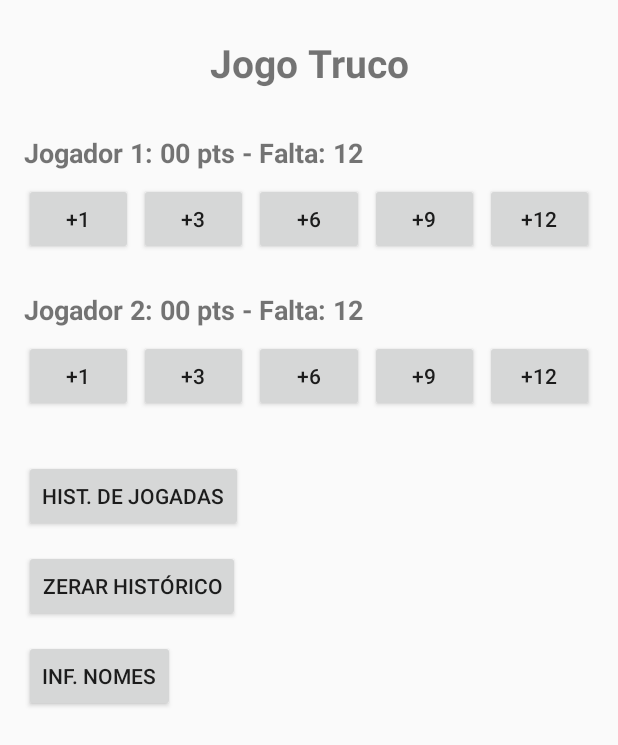
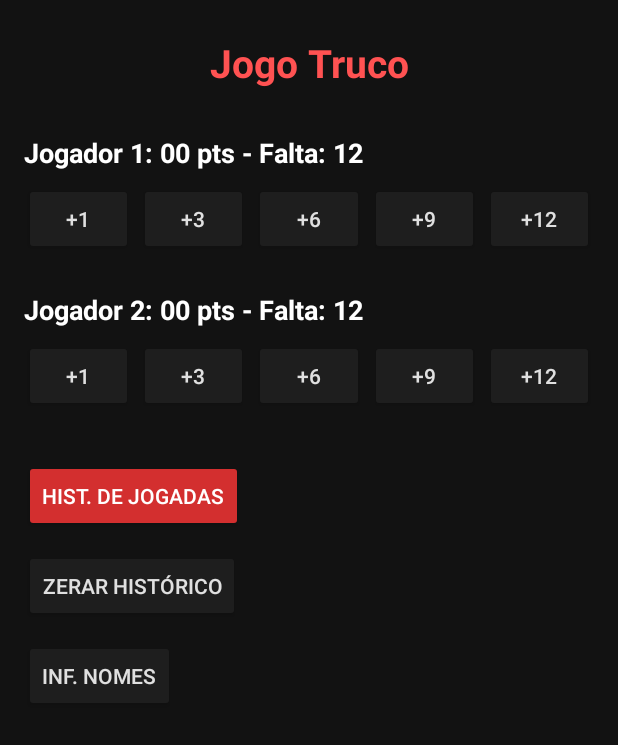
Before and after one commit to maike-rony/trabalhoandroid-truco, an Android app built with Jetpack Compose: the TelaInicialJogo screen opened directly, with no data from a screen before it, on a phone screen of 412 x 824 dp. Shown: the top 745 px of the screen. Run offline under Robolectric (Android 15) with nearby library versions, the phone set to English and light mode, and no system bars.

Commit message:
feat: icones e temas pro projeto

```diff
--- a/app/src/main/res/layout/activity_tela_inicial_jogo.xml
+++ b/app/src/main/res/layout/activity_tela_inicial_jogo.xml
@@ -4,6 +4,7 @@
     xmlns:tools="http://schemas.android.com/tools"
     android:layout_width="match_parent"
     android:layout_height="match_parent"
+    android:background="@color/truco_fundo_escuro"
     android:fillViewport="true"
     tools:context=".TelaInicialJogo">
 
@@ -19,6 +20,7 @@
             android:layout_marginTop="8dp"
             android:gravity="center"
             android:text="@string/titulo_jogo_truco"
+            android:textColor="@color/truco_vermelho_claro"
             android:textSize="26sp"
             android:textStyle="bold"
             app:layout_constraintEnd_toEndOf="parent"
@@ -30,6 +32,7 @@
             android:layout_width="wrap_content"
             android:layout_height="wrap_content"
             android:layout_marginTop="30dp"
+            android:textColor="@color/white"
             android:textSize="18sp"
             android:textStyle="bold"
             app:layout_constraintStart_toStartOf="parent"
@@ -42,7 +45,9 @@
             android:layout_height="wrap_content"
             android:layout_marginTop="8dp"
             android:layout_marginEnd="4dp"
+            android:backgroundTint="@color/truco_superficie_cinza"
             android:text="@string/btn_mais_1"
+            android:textColor="@color/truco_cinza_claro"
             app:layout_constraintEnd_toStartOf="@+id/botaoJ1Mais3"
             app:layout_constraintHorizontal_chainStyle="spread"
             app:layout_constraintStart_toStartOf="parent"
@@ -53,7 +58,9 @@
             android:layout_width="0dp"
             android:layout_height="wrap_content"
             android:layout_marginEnd="4dp"
+            android:backgroundTint="@color/truco_superficie_cinza"
             android:text="@string/btn_mais_3"
+            android:textColor="@color/truco_cinza_claro"
             app:layout_constraintEnd_toStartOf="@+id/botaoJ1Mais6"
             app:layout_constraintStart_toEndOf="@id/botaoJ1Mais1"
             app:layout_constraintTop_toTopOf="@id/botaoJ1Mais1" />
@@ -63,7 +70,9 @@
             android:layout_width="0dp"
             android:layout_height="wrap_content"
             android:layout_marginEnd="4dp"
+            android:backgroundTint="@color/truco_superficie_cinza"
             android:text="@string/btn_mais_6"
+            android:textColor="@color/truco_cinza_claro"
             app:layout_constraintEnd_toStartOf="@+id/botaoJ1Mais9"
             app:layout_constraintStart_toEndOf="@id/botaoJ1Mais3"
             app:layout_constraintTop_toTopOf="@id/botaoJ1Mais1" />
@@ -73,7 +82,9 @@
             android:layout_width="0dp"
             android:layout_height="wrap_content"
             android:layout_marginEnd="4dp"
+            android:backgroundTint="@color/truco_superficie_cinza"
             android:text="@string/btn_mais_9"
+            android:textColor="@color/truco_cinza_claro"
             app:layout_constraintEnd_toStartOf="@+id/botaoJ1Mais12"
             app:layout_constraintStart_toEndOf="@id/botaoJ1Mais6"
             app:layout_constraintTop_toTopOf="@id/botaoJ1Mais1" />
@@ -82,7 +93,9 @@
             android:id="@+id/botaoJ1Mais12"
             android:layout_width="0dp"
             android:layout_height="wrap_content"
+            android:backgroundTint="@color/truco_superficie_cinza"
             android:text="@string/btn_mais_12"
+            android:textColor="@color/truco_cinza_claro"
             app:layout_constraintEnd_toEndOf="parent"
             app:layout_constraintStart_toEndOf="@id/botaoJ1Mais9"
             app:layout_constraintTop_toTopOf="@id/botaoJ1Mais1" />
@@ -92,6 +105,7 @@
             android:layout_width="wrap_content"
             android:layout_height="wrap_content"
             android:layout_marginTop="24dp"
+            android:textColor="@color/white"
             android:textSize="18sp"
             android:textStyle="bold"
             app:layout_constraintStart_toStartOf="parent"
@@ -104,7 +118,9 @@
             android:layout_height="wrap_content"
             android:layout_marginTop="8dp"
             android:layout_marginEnd="4dp"
+            android:backgroundTint="@color/truco_superficie_cinza"
             android:text="@string/btn_mais_1"
+            android:textColor="@color/truco_cinza_claro"
             app:layout_constraintEnd_toStartOf="@+id/botaoJ2Mais3"
             app:layout_constraintHorizontal_chainStyle="spread"
             app:layout_constraintStart_toStartOf="parent"
@@ -115,7 +131,9 @@
             android:layout_width="0dp"
             android:layout_height="wrap_content"
             android:layout_marginEnd="4dp"
+            android:backgroundTint="@color/truco_superficie_cinza"
             android:text="@string/btn_mais_3"
+            android:textColor="@color/truco_cinza_claro"
             app:layout_constraintEnd_toStartOf="@+id/botaoJ2Mais6"
             app:layout_constraintStart_toEndOf="@id/botaoJ2Mais1"
             app:layout_constraintTop_toTopOf="@id/botaoJ2Mais1" />
@@ -125,7 +143,9 @@
             android:layout_width="0dp"
             android:layout_height="wrap_content"
             android:layout_marginEnd="4dp"
+            android:backgroundTint="@color/truco_superficie_cinza"
             android:text="@string/btn_mais_6"
+            android:textColor="@color/truco_cinza_claro"
             app:layout_constraintEnd_toStartOf="@+id/botaoJ2Mais9"
             app:layout_constraintStart_toEndOf="@id/botaoJ2Mais3"
             app:layout_constraintTop_toTopOf="@id/botaoJ2Mais1" />
@@ -135,7 +155,9 @@
             android:layout_width="0dp"
             android:layout_height="wrap_content"
             android:layout_marginEnd="4dp"
+            android:backgroundTint="@color/truco_superficie_cinza"
             android:text="@string/btn_mais_9"
+            android:textColor="@color/truco_cinza_claro"
             app:layout_constraintEnd_toStartOf="@+id/botaoJ2Mais12"
             app:layout_constraintStart_toEndOf="@id/botaoJ2Mais6"
             app:layout_constraintTop_toTopOf="@id/botaoJ2Mais1" />
@@ -144,7 +166,9 @@
             android:id="@+id/botaoJ2Mais12"
             android:layout_width="0dp"
             android:layout_height="wrap_content"
+            android:backgroundTint="@color/truco_superficie_cinza"
             android:text="@string/btn_mais_12"
+            android:textColor="@color/truco_cinza_claro"
             app:layout_constraintEnd_toEndOf="parent"
             app:layout_constraintStart_toEndOf="@id/botaoJ2Mais9"
             app:layout_constraintTop_toTopOf="@id/botaoJ2Mais1" />
@@ -154,7 +178,9 @@
             android:layout_width="wrap_content"
             android:layout_height="wrap_content"
             android:layout_marginTop="32dp"
+            android:backgroundTint="@color/truco_vermelho"
             android:text="@string/btn_hist_jogadas"
+            android:textColor="@color/white"
             app:layout_constraintStart_toStartOf="parent"
             app:layout_constraintTop_toBottomOf="@id/botaoJ2Mais1" />
 
@@ -163,7 +189,9 @@
             android:layout_width="wrap_content"
             android:layout_height="wrap_content"
             android:layout_marginTop="12dp"
+            android:backgroundTint="@color/truco_superficie_cinza"
             android:text="@string/btn_zerar_historico"
+            android:textColor="@color/truco_cinza_claro"
             app:layout_constraintStart_toStartOf="parent"
             app:layout_constraintTop_toBottomOf="@id/botaoHistoricoJogadas" />
 
@@ -172,7 +200,9 @@
             android:layout_width="wrap_content"
             android:layout_height="wrap_content"
             android:layout_marginTop="12dp"
+            android:backgroundTint="@color/truco_superficie_cinza"
             android:text="@string/btn_inf_nomes"
+            android:textColor="@color/truco_cinza_claro"
             app:layout_constraintStart_toStartOf="parent"
             app:layout_constraintTop_toBottomOf="@id/botaoZerarHistorico" />
 
--- a/app/src/main/res/values/colors.xml
+++ b/app/src/main/res/values/colors.xml
@@ -1,10 +1,13 @@
 <?xml version="1.0" encoding="utf-8"?>
 <resources>
-    <color name="purple_200">#FFBB86FC</color>
-    <color name="purple_500">#FF6200EE</color>
-    <color name="purple_700">#FF3700B3</color>
-    <color name="teal_200">#FF03DAC5</color>
-    <color name="teal_700">#FF018786</color>
+    <color name="truco_preto">#FF000000</color>
+    <color name="truco_fundo_escuro">#FF121212</color>
+    <color name="truco_superficie_cinza">#FF1E1E1E</color>
+    <color name="truco_cinza_claro">#FFE0E0E0</color>
+    <color name="truco_cinza_medio">#FF9E9E9E</color>
+    <color name="truco_vermelho">#FFD32F2F</color>
+    <color name="truco_vermelho_escuro">#FF8E0000</color>
+    <color name="truco_vermelho_claro">#FFFF5252</color>
+    <color name="white">#FFFFFFFF</color>
     <color name="black">#FF000000</color>
-    <color name="white">#FFFFFFFF</color>
 </resources>
--- a/app/src/main/res/values/themes.xml
+++ b/app/src/main/res/values/themes.xml
@@ -1,4 +1,10 @@
 <?xml version="1.0" encoding="utf-8"?>
 <resources>
-    <style name="Theme.TrabalhoFinalAPPTruco" parent="Theme.AppCompat.DayNight.NoActionBar" />
+    <style name="Theme.TrabalhoFinalAPPTruco" parent="Theme.AppCompat.DayNight.NoActionBar">
+        <item name="android:windowBackground">@color/truco_fundo_escuro</item>
+        <item name="android:textColor">@color/truco_cinza_claro</item>
+        <item name="colorPrimary">@color/truco_vermelho</item>
+        <item name="colorPrimaryDark">@color/truco_vermelho_escuro</item>
+        <item name="colorAccent">@color/truco_vermelho_claro</item>
+    </style>
 </resources>
```
Also changed, not shown: app/src/main/res/layout/activity_main.xml (+13 -1 lines), app/src/main/res/layout/activity_tela_historico_jogadas.xml (+7 -0 lines).
